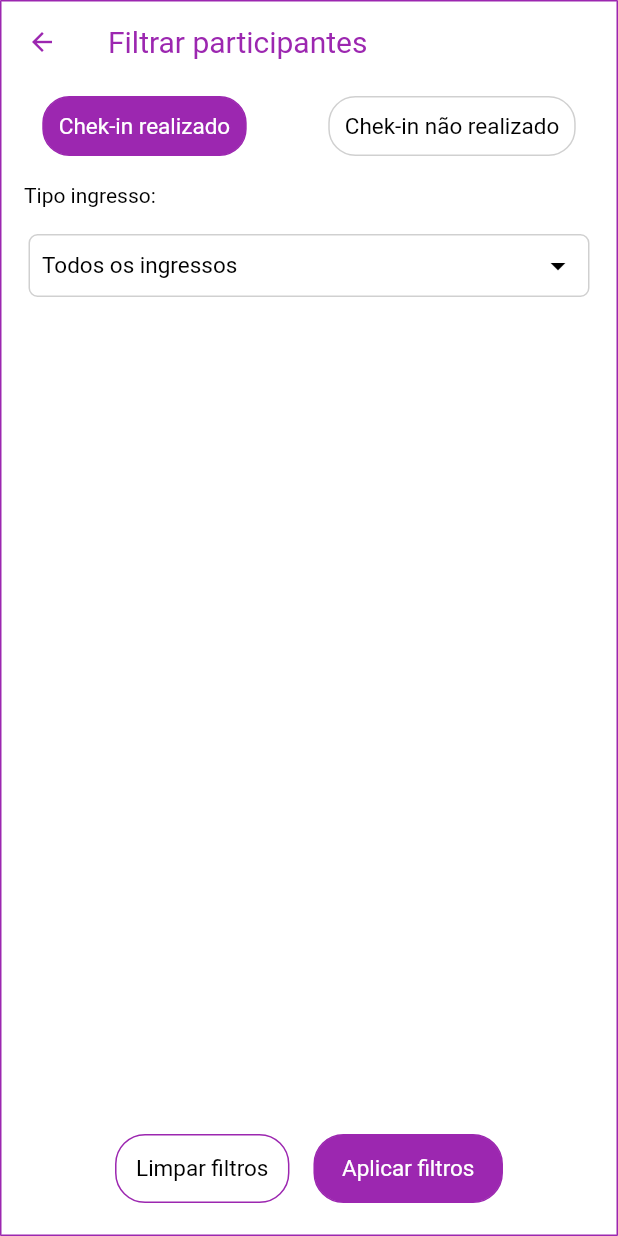
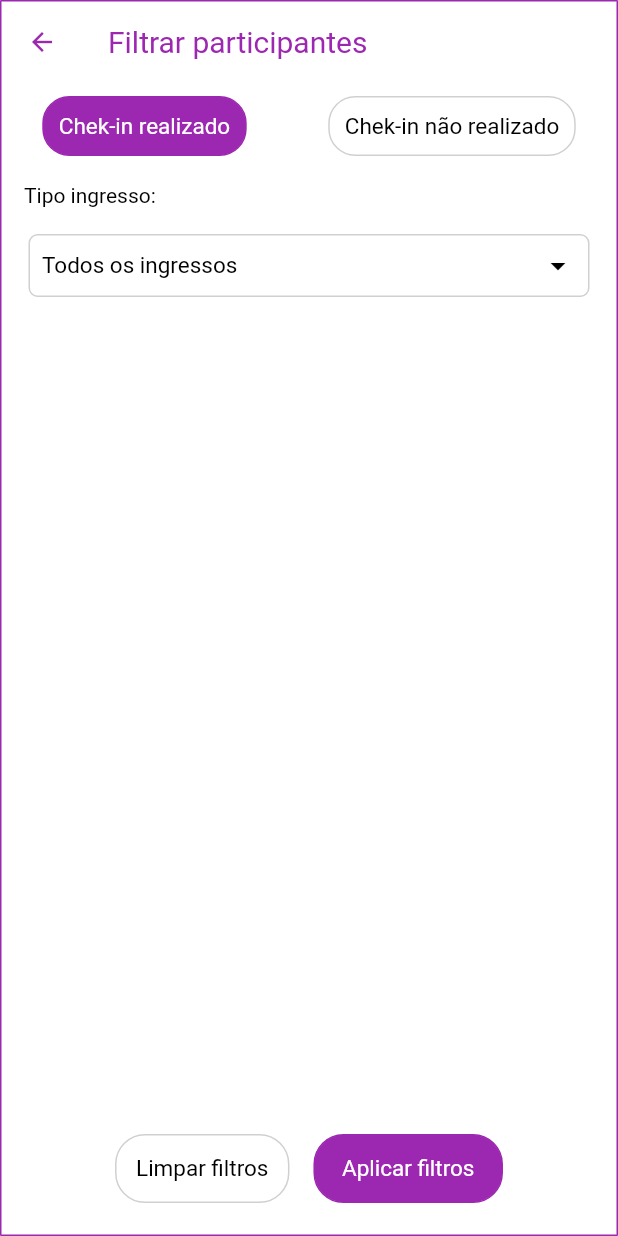
Before and after one commit to renanvolpe/ticketsFilter, a Flutter app: the FilterScreen screen opened directly, after a tap on "Chek-in realizado", on a phone screen of 412 x 824 dp. Run offline on Flutter 3.47's test engine with Material 2 defaults, Android fonts, the phone set to English and light mode, and no system bars.

Commit message:
Add filter function

```diff
--- a/lib/filter_screen.dart
+++ b/lib/filter_screen.dart
@@ -67,7 +67,7 @@ class _FilterScreenState extends State<FilterScreen> {
                                     groupValue: _character,
                                     onChanged: (TicketType? value) {
                                       setState(() {
-                                        _character = value;
+                                        _character = null;
                                       });
                                     },
                                   ),
@@ -151,8 +151,8 @@ class _FilterScreenState extends State<FilterScreen> {
 
   TicketType? _character = TicketType.todos;
 
-  bool active1 = true;
-  bool active2 = true;
+  bool desaactive1 = true;
+  bool desaactive2 = true;
 
   @override
   Widget build(BuildContext context) {
@@ -209,17 +209,18 @@ class _FilterScreenState extends State<FilterScreen> {
                 TextButton(
                       onPressed: (){
                       setState(() {
-                        active1 = !active1;
+                        desaactive1 = !desaactive1;
                       });
+
                     },
                     child: Container(
                     padding: const EdgeInsets.all(10),
                     decoration:  BoxDecoration(
-                      color: active1 ? Colors.white : Colors.purple,
+                      color: desaactive1 ? Colors.white : Colors.purple,
                       borderRadius: const BorderRadius.all(Radius.circular(18)),
-                      border: active1 ? Border.all(width: 1.0, color: const Color.fromARGB(123, 158, 158, 158),) : Border.all(width: 1.0, color:  Colors.purple ,)
+                      border: desaactive1 ? Border.all(width: 1.0, color: const Color.fromARGB(123, 158, 158, 158),) : Border.all(width: 1.0, color:  Colors.purple ,)
                     ),
-                    child: active1
+                    child: desaactive1
                         ? const Text("Chek-in realizado", style: TextStyle( fontSize: 15, color: Colors.black, fontWeight: FontWeight.normal))
                         : const Text("Chek-in realizado", style: TextStyle( fontSize: 15, color: Colors.white, fontWeight: FontWeight.normal))
                          )
@@ -228,17 +229,18 @@ class _FilterScreenState extends State<FilterScreen> {
                     TextButton(
                       onPressed: (){
                       setState(() {
-                        active2 = !active2;
+                        desaactive2 = !desaactive2;
                       });
+
                         },
                         child: Container(
                         padding: const EdgeInsets.all(10),
                         decoration:  BoxDecoration(
-                          color: active2 ? Colors.white : Colors.purple,
+                          color: desaactive2 ? Colors.white : Colors.purple,
                           borderRadius: const BorderRadius.all(Radius.circular(18)),
-                          border: active2 ? Border.all(width: 1.0, color: const Color.fromARGB(123, 158, 158, 158),) : Border.all(width: 1.0, color:  Colors.purple ,)
+                          border: desaactive2 ? Border.all(width: 1.0, color: const Color.fromARGB(123, 158, 158, 158),) : Border.all(width: 1.0, color:  Colors.purple ,)
                         ),
-                          child: active2
+                          child: desaactive2
                           ? const Text("Chek-in não realizado", style: TextStyle( fontSize: 15, color: Colors.black, fontWeight: FontWeight.normal))
                           : const Text("Chek-in não realizado", style: TextStyle( fontSize: 15, color: Colors.white, fontWeight: FontWeight.normal))
                         )
@@ -301,7 +303,7 @@ class _FilterScreenState extends State<FilterScreen> {
                       decoration:  BoxDecoration(
                         color:  Colors.white ,
                         borderRadius: const BorderRadius.all(Radius.circular(20)),
-                        border: active1 ? Border.all(width: 1.0, color: const Color.fromARGB(123, 158, 158, 158),) : Border.all(width: 1.0, color:  Colors.purple ,)
+                        border:  Border.all(width: 1.0, color: const Color.fromARGB(123, 158, 158, 158),)
                       ),
                       child: const Text("Limpar filtros", style: TextStyle( fontSize: 15, color: Colors.black, fontWeight: FontWeight.normal))
                            )
@@ -309,15 +311,19 @@ class _FilterScreenState extends State<FilterScreen> {
 
                       TextButton(
                         onPressed: (){
+
+
                           Filtro filtro = Filtro();
-                          if(active1 == active2)
+
+                          if(desaactive1 == desaactive2)
                             filtro.checkIn = null;
-                          else if(active1 = true)
+                          else if(desaactive1 == false)
                             filtro.checkIn = true;
-                          else if(active2 = false)
+                          else if(desaactive2 == false)
                             filtro.checkIn = false;
 
-                            filtro.tipoIngresso = _character;
+
+                          filtro.tipoIngresso = _character;
 
                            Navigator.pop(context, filtro);
 
```
Also changed, not shown: lib/main.dart (+98 -40 lines).
